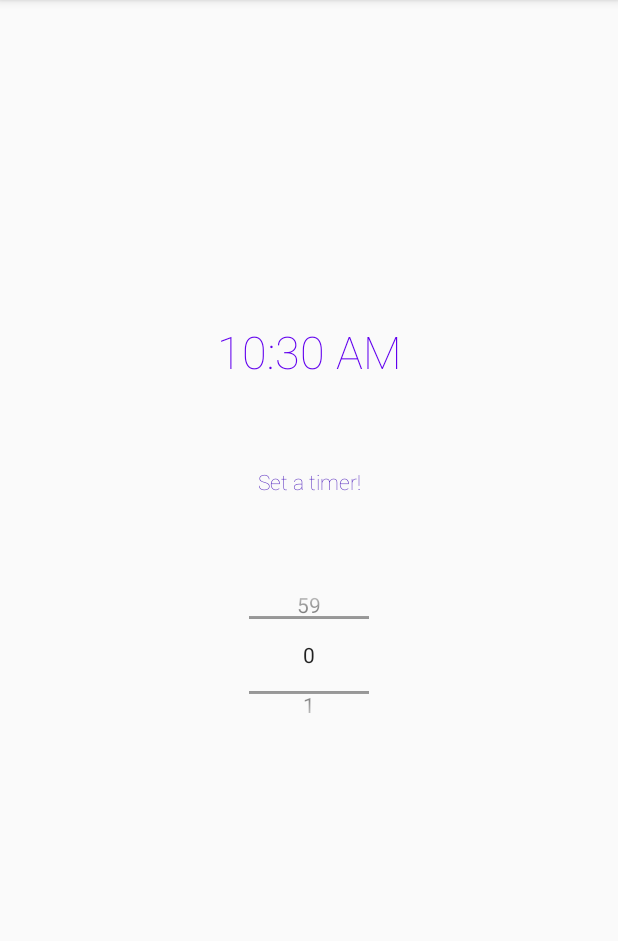
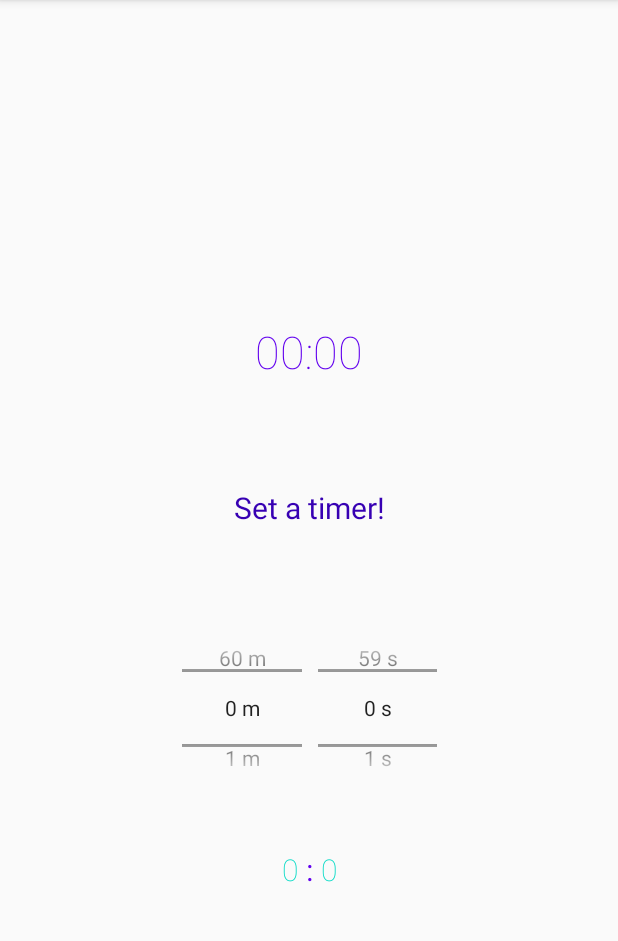
Before and after one commit to maijuriina/Android-Java-Course, an Android app: the fragment NotificationsFragment shown on its own in the app's theme, on a phone screen of 412 x 824 dp, the part 84-1025 px from its top. Run offline under Robolectric (Android 15) with nearby library versions, the phone set to English and light mode, and no system bars.

Commit message:
Now there are two numberpickers, and their change is detected by switch/case based on id. Value is shown underneath separately for minutes and seconds, without zeros in front (yet).  Added LinearLayouts to group the view.

```diff
--- a/TestApplication/app/src/main/java/com/example/testapplication/ui/notifications/NotificationsFragment.java
+++ b/TestApplication/app/src/main/java/com/example/testapplication/ui/notifications/NotificationsFragment.java
@@ -1,6 +1,8 @@
 package com.example.testapplication.ui.notifications;
 
 import android.os.Bundle;
+import android.os.CountDownTimer;
+import android.util.Log;
 import android.view.LayoutInflater;
 import android.view.View;
 import android.view.ViewGroup;
@@ -15,56 +17,85 @@ import androidx.lifecycle.ViewModelProvider;
 import com.example.testapplication.R;
 
 public class NotificationsFragment extends Fragment implements NumberPicker.OnValueChangeListener {
-    TextClock textClock;
-    NumberPicker noPickerHour;
-    NumberPicker noPickerMin;
-    int hourPicked;
-    int minPicked;
+    private TextClock textClock;
+    private NumberPicker noPickerMin;
+    private NumberPicker noPickerSec;
+    private String[] pickerVals;
+    private TextView pickedTimeSec;
+    private TextView pickedTimeMin;
+    private int minPicked;
+    private int secPicked;
 
     public View onCreateView(@NonNull LayoutInflater inflater,
                              ViewGroup container, Bundle savedInstanceState) {
         NotificationsViewModel notificationsViewModel = new ViewModelProvider(this).get(NotificationsViewModel.class);
         View root = inflater.inflate(R.layout.fragment_notifications, container, false);
 
-        TextClock textClock = root.findViewById(R.id.textClock); // connecting xml counterparts
-        NumberPicker noPicker = root.findViewById(R.id.numberPicker);
-        noPicker.setMinValue(0);
-        noPicker.setMaxValue(59);
+        noPickerMin = root.findViewById(R.id.numberPickerMins); // numberpickers introduced
+        noPickerSec = root.findViewById(R.id.numberPickerSecs);
+        pickedTimeSec = root.findViewById(R.id.pickedTimeSec); // these are for displaying the selected times
+        pickedTimeMin = root.findViewById(R.id.pickedTimeMin);
+        setMaxValuesSec();
+        setMaxValuesMin();
+        noPickerSec.setOnValueChangedListener(this);
+        noPickerMin.setOnValueChangedListener(this);
+
+
         return root;
+    }
+
+    public void setMaxValuesSec() {
+        int i;
+        if (noPickerSec != null) {
+            noPickerSec.setMinValue(0);
+            noPickerSec.setMaxValue(59);
+            pickerVals = new String[60];
+            for (i = 0; i < 60; i++) {
+                pickerVals[i] = i + " s";
+            }
+            noPickerSec.setDisplayedValues(pickerVals);
+        }
+    }
+
+    public void setMaxValuesMin() {
+        int i;
+        if (noPickerMin != null) {
+            noPickerMin.setMinValue(0);
+            noPickerMin.setMaxValue(60);
+            pickerVals = new String[61];
+            for (i = 0; i < 61; i++) {
+                pickerVals[i] = i + " m";
+            }
+            noPickerMin.setDisplayedValues(pickerVals);
+        }
     }
 
     @Override
     public void onValueChange(NumberPicker picker, int oldVal, int newVal) {
+        switch (picker.getId()) {
+            case R.id.numberPickerSecs:
+                if(noPickerSec != null) {
+                    secPicked = noPickerSec.getValue();
+                    pickedTimeSec.setText(String.valueOf(secPicked));
+                }
+                break;
+            case R.id.numberPickerMins:
+                if(noPickerMin != null) {
+                    minPicked = noPickerMin.getValue();
+                    pickedTimeMin.setText(String.valueOf(minPicked));
+                }
+                break;
+        }
+
     }
 
-    /*public void setMaxValues() {
-        if(noPicker != null) {
-            if (check24hSettings()) {
-                noPicker.setMinValue(1);
-                noPicker.setMaxValue(1);
-                pickerVals = new String[] {"0", "1", "2", "3", "4", "5", "6", "7", "8", "9", "10", "11", "12", "13", "14", "15", "16", "17", "18", "19", "20", "21", "22", "23", "24"};
-                noPicker.setDisplayedValues(pickerVals);
-            } else {
-                noPicker.setMinValue(1);
-                noPicker.setMaxValue(1);
-                pickerVals = new String[] {"1", "2", "3", "4", "5", "6", "7", "8", "9", "10", "11", "12"};
-                noPicker.setDisplayedValues(pickerVals);
-            }
+    /*public void countDown() {
+        new CountDownTimer(30000, 1000) {
+        public void onTick(long millisUntilFinished) {
+            mTextField.setText("seconds remaining: " + millisUntilFinished / 1000);
         }
-    }*/
-
-    /*public boolean check24hSettings() {
-        if(textClock != null) {
-            if (textClock.is24HourModeEnabled()) {
-                return true;
-            }
-            return false;
-        } return false;
-    }
-
-    @Override
-    public void onScrollStateChange(NumberPicker view, int scrollState) {
-
-    }
-    */
+        public void onFinish() {
+            mTextField.setText("done!");
+        }
+    }.start();*/
 }
--- a/TestApplication/app/src/main/res/layout/fragment_notifications.xml
+++ b/TestApplication/app/src/main/res/layout/fragment_notifications.xml
@@ -6,7 +6,7 @@
     android:layout_height="match_parent"
     tools:context=".ui.notifications.NotificationsFragment">
 
-    <TextClock
+    <!--<TextClock
         android:id="@+id/textClock"
         android:layout_width="wrap_content"
         android:layout_height="wrap_content"
@@ -19,13 +19,13 @@
         app:layout_constraintEnd_toEndOf="parent"
         app:layout_constraintHorizontal_bias="0.5"
         app:layout_constraintStart_toStartOf="parent"
-        app:layout_constraintTop_toTopOf="parent" />
+        app:layout_constraintTop_toTopOf="parent" />-->
 
-    <!--<TextView
+    <TextView
         android:id="@+id/textClock"
         android:layout_width="wrap_content"
         android:layout_height="wrap_content"
-        android:layout_marginTop="250dp"
+        android:layout_marginTop="50dp"
         android:layout_marginBottom="350dp"
         android:fontFamily="sans-serif-thin"
         android:text="00:00"
@@ -35,19 +35,7 @@
         app:layout_constraintEnd_toEndOf="parent"
         app:layout_constraintHorizontal_bias="0.5"
         app:layout_constraintStart_toStartOf="parent"
-        app:layout_constraintTop_toTopOf="parent" />-->
-
-    <NumberPicker
-        android:id="@+id/numberPicker"
-        android:layout_width="80dp"
-        android:layout_height="100dp"
-        android:layout_marginTop="100dp"
-        android:layout_marginBottom="250dp"
-        app:layout_constraintBottom_toBottomOf="parent"
-        app:layout_constraintEnd_toEndOf="parent"
-        app:layout_constraintHorizontal_bias="0.5"
-        app:layout_constraintStart_toStartOf="parent"
-        app:layout_constraintTop_toBottomOf="@id/textClock" />
+        app:layout_constraintTop_toTopOf="parent" />
 
     <TextView
         android:id="@+id/textView4"
@@ -58,9 +46,81 @@
         android:fontFamily="sans-serif-thin"
         android:text="@string/setTimer"
         android:textColor="@color/colorPrimaryDark"
-        app:layout_constraintBottom_toTopOf="@+id/numberPicker"
+        android:textSize="20sp"
+        android:textStyle="bold"
+        app:layout_constraintBottom_toTopOf="@+id/linearLayout"
         app:layout_constraintEnd_toEndOf="parent"
         app:layout_constraintHorizontal_bias="0.5"
         app:layout_constraintStart_toStartOf="parent"
         app:layout_constraintTop_toBottomOf="@+id/textClock" />
+
+    <LinearLayout
+        android:id="@+id/linearLayout"
+        android:layout_width="170dp"
+        android:layout_height="wrap_content"
+        app:layout_constraintBottom_toTopOf="@+id/linearLayout2"
+        app:layout_constraintEnd_toEndOf="parent"
+        app:layout_constraintHorizontal_bias="0.5"
+        app:layout_constraintStart_toStartOf="parent"
+        app:layout_constraintTop_toBottomOf="@+id/textView4">
+
+        <NumberPicker
+            android:id="@+id/numberPickerMins"
+            android:layout_width="80dp"
+            android:layout_height="100dp"
+            android:layout_marginEnd="5dp" />
+
+        <NumberPicker
+            android:id="@+id/numberPickerSecs"
+            android:layout_width="80dp"
+            android:layout_height="100dp"
+            android:layout_marginStart="5dp" />
+
+    </LinearLayout>
+
+    <LinearLayout
+        android:id="@+id/linearLayout2"
+        android:layout_width="wrap_content"
+        android:layout_height="wrap_content"
+        android:orientation="horizontal"
+        app:layout_constraintBottom_toBottomOf="parent"
+        app:layout_constraintEnd_toEndOf="parent"
+        app:layout_constraintHorizontal_bias="0.5"
+        app:layout_constraintStart_toStartOf="parent"
+        app:layout_constraintTop_toBottomOf="@+id/linearLayout">
+
+        <TextView
+            android:id="@+id/pickedTimeMin"
+            android:layout_width="wrap_content"
+            android:layout_height="wrap_content"
+            android:layout_marginEnd="5dp"
+            android:layout_marginBottom="130dp"
+            android:fontFamily="sans-serif-thin"
+            android:text="@string/pickedTimeMin"
+            android:textAlignment="textStart"
+            android:textColor="@color/colorAccent"
+            android:textSize="20sp" />
+
+        <TextView
+            android:id="@+id/clockDivider"
+            android:layout_width="0dp"
+            android:layout_height="wrap_content"
+            android:layout_weight="1"
+            android:text="@string/divider"
+            android:textColor="@color/colorPrimary"
+            android:textSize="20sp" />
+
+        <TextView
+            android:id="@+id/pickedTimeSec"
+            android:layout_width="wrap_content"
+            android:layout_height="wrap_content"
+            android:layout_marginStart="5dp"
+            android:layout_marginBottom="130dp"
+            android:fontFamily="sans-serif-thin"
+            android:text="@string/pickedTimeSec"
+            android:textAlignment="textStart"
+            android:textColor="@color/colorAccent"
+            android:textSize="20sp" />
+    </LinearLayout>
+
 </androidx.constraintlayout.widget.ConstraintLayout>
--- a/TestApplication/app/src/main/res/values/strings.xml
+++ b/TestApplication/app/src/main/res/values/strings.xml
@@ -7,11 +7,14 @@
     <string name="image_description">Image of a purple-hued galaxy</string>
     <string name="game_name">The Thrilling Card Game</string>
     <string name="game_guide">Find the magic card!</string>
-    <string name="highscore" translatable="false"></string>
+    <string name="highscore" translatable="false" />
     <string name="highscoretext">High score: </string>
     <string name="title_activity_bottom_navigation" translatable="false">MainActivity</string>
     <string name="title_home">Home</string>
     <string name="title_dashboard">Location</string>
+    <string name="pickedTimeMin" translatable="false">0</string>
+    <string name="pickedTimeSec" translatable="false">0</string>
+    <string name="divider" translatable="false"> : </string>
     <string name="dashboard_header">Your coordinates</string>
     <string name="title_notifications">Notifications</string>
     <string name="latitude">Latitude</string>
```
